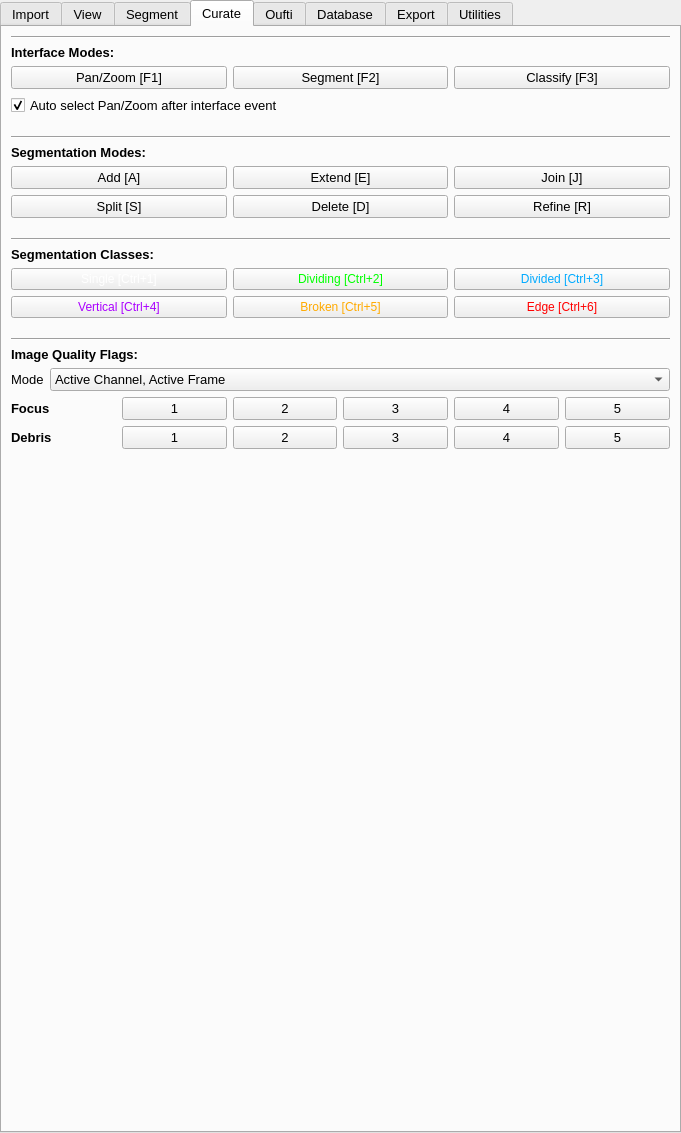
Qt form src/napari_bacseg/bacseg_ui.ui (piedrro/napari-bacseg) before a commit.
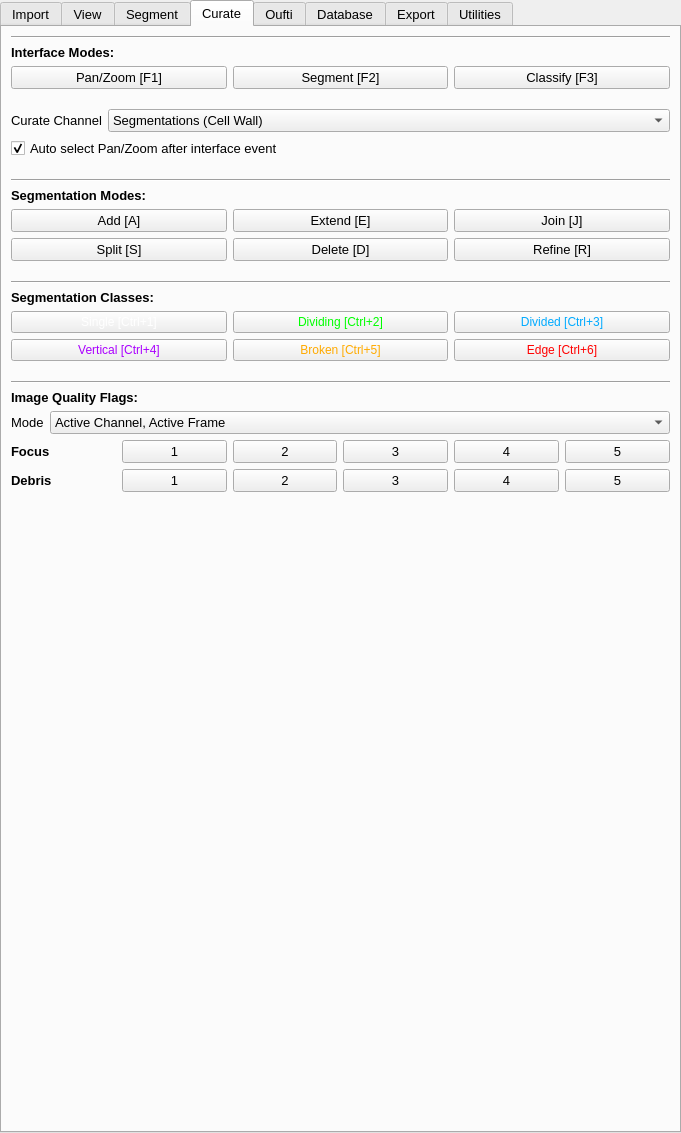
The same form after that commit. The open tabs and pages were chosen to show the change.

```diff
--- a/src/napari_bacseg/bacseg_ui.ui
+++ b/src/napari_bacseg/bacseg_ui.ui
@@ -1850,6 +1850,47 @@
       </item>
      </layout>
     </item>
+    <item>
+     <spacer name="verticalSpacer_18">
+      <property name="orientation">
+       <enum>Qt::Vertical</enum>
+      </property>
+      <property name="sizeType">
+       <enum>QSizePolicy::Minimum</enum>
+      </property>
+      <property name="sizeHint" stdset="0">
+       <size>
+        <width>334</width>
+        <height>14</height>
+       </size>
+      </property>
+     </spacer>
+    </item>
+    <item>
+     <layout class="QFormLayout" name="formLayout_22">
+      <item row="0" column="0">
+       <widget class="QLabel" name="label_98">
+        <property name="text">
+         <string>Curate Channel</string>
+        </property>
+       </widget>
+      </item>
+      <item row="0" column="1">
+       <widget class="QComboBox" name="modify_channel">
+        <item>
+         <property name="text">
+          <string>Segmentations (Cell Wall)</string>
+         </property>
+        </item>
+        <item>
+         <property name="text">
+          <string>Nucleoid</string>
+         </property>
+        </item>
+       </widget>
+      </item>
+     </layout>
+    </item>
     <item>
      <widget class="QCheckBox" name="modify_auto_panzoom">
       <property name="text">
```
Left out of the diff: 31 changed lines with no effect on the pictures.
